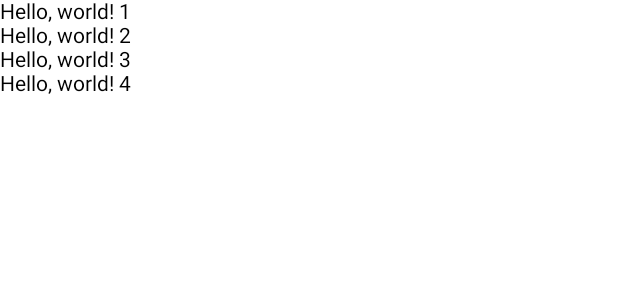
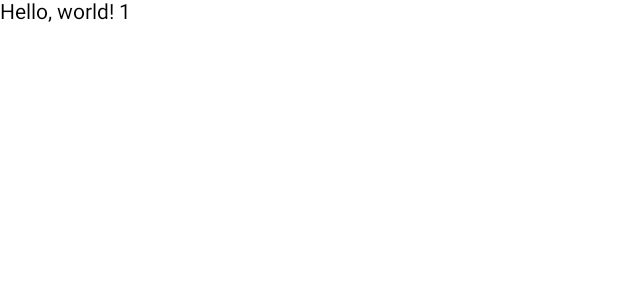
Before and after one commit to KaueMiziara/manifest-2024, an Android app built with Jetpack Compose: the @Preview function PlaceholderPagePreview, on a phone screen of 412 x 824 dp. Shown: the top 300 px of the screen. Run offline under Robolectric (Android 15) with nearby library versions, the phone set to English and light mode, and no system bars.

Commit message:
change: add String parameter to PlaceholderPage

```diff
--- a/app/src/main/java/org/manifest/manifest24/ui/pages/PlaceholderPage.kt
+++ b/app/src/main/java/org/manifest/manifest24/ui/pages/PlaceholderPage.kt
@@ -6,17 +6,14 @@ import androidx.compose.runtime.Composable
 import androidx.compose.ui.tooling.preview.Preview
 
 @Composable
-fun PlaceholderPage() {
+fun PlaceholderPage(n: String) {
     Column {
-        Text(text = "Hello, world! 1")
-        Text(text = "Hello, world! 2")
-        Text(text = "Hello, world! 3")
-        Text(text = "Hello, world! 4")
+        Text(text = "Hello, world! $n")
     }
 }
 
 @Preview
 @Composable
 private fun PlaceholderPagePreview() {
-    PlaceholderPage()
+    PlaceholderPage("1")
 }
```
